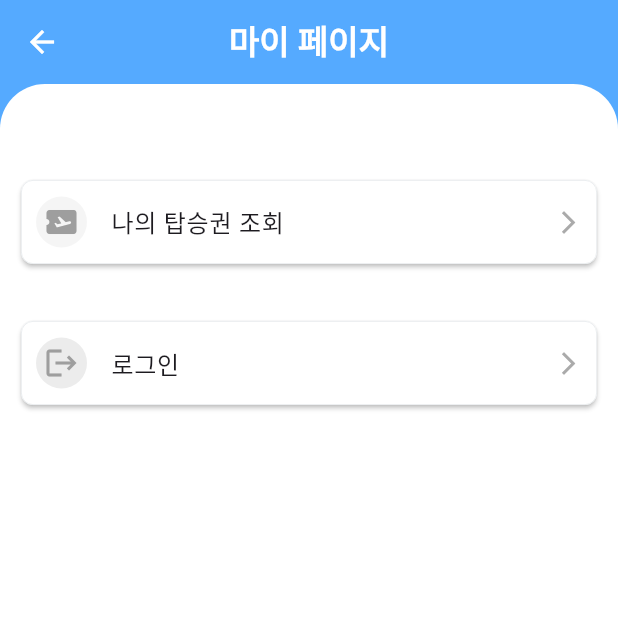
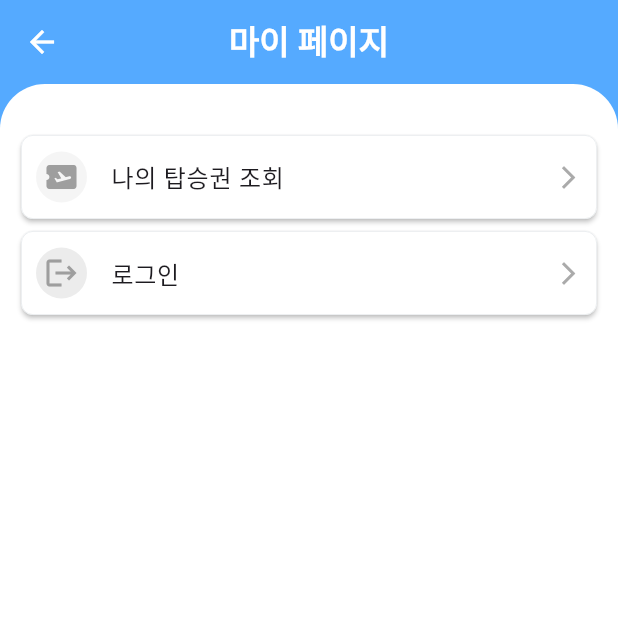
Before and after one commit to yunazz2/DreamAir_Flutter, a Flutter app: the Mypage screen opened directly, on a phone screen of 412 x 824 dp, the top half of it. Run offline on Flutter 3.47's test engine with Material 3 defaults, Android fonts, the phone set to English and light mode, and no system bars; our stand-ins replace country_code_picker, dropdown_button2, flutter_credit_card, flutter_feather_icons, flutter_iconly, flutter_staggered_animations and 9 more; Roboto replaces fonts that are missing (Display); statements that could not run were skipped.

Commit message:
⛄ 마이페이지

```diff
--- a/dreamair_flutter/lib/screen/mypage/mypage_screen.dart
+++ b/dreamair_flutter/lib/screen/mypage/mypage_screen.dart
@@ -106,7 +106,6 @@ class _MypageState extends State<Mypage> {
                     trailing: const Icon(Icons.arrow_forward_ios, size: 18, color: kSubTitleColor,),
                   ),
                 ),
-                const SizedBox(height: 10),
 
               // 체크인
               if(UserProvider.isLogin)
@@ -139,7 +138,6 @@ class _MypageState extends State<Mypage> {
                     ),
                   ),
                 ),
-                const SizedBox(height: 10),
 
               // 마일리지 조회
               if(UserProvider.isLogin)
@@ -168,7 +166,6 @@ class _MypageState extends State<Mypage> {
                     trailing: const Icon(Icons.arrow_forward_ios, size: 18, color: kSubTitleColor,),
                   ),
                 ),
-                const SizedBox(height: 10),
 
               // 나의 탑승권 조회
               Card(
@@ -193,7 +190,6 @@ class _MypageState extends State<Mypage> {
                   trailing: const Icon(Icons.arrow_forward_ios, size: 18, color: kSubTitleColor,),
                 ),
               ),
-              const SizedBox(height: 10.0),
 
               // 회원 탈퇴
               if(UserProvider.isLogin)
@@ -219,7 +215,6 @@ class _MypageState extends State<Mypage> {
                     trailing: const Icon(Icons.arrow_forward_ios, size: 18, color: kSubTitleColor,),
                   ),
                 ),
-                const SizedBox(height: 10.0),
 
               // 로그아웃
               if(UserProvider.isLogin)
@@ -249,7 +244,6 @@ class _MypageState extends State<Mypage> {
                     trailing: const Icon(Icons.arrow_forward_ios, size: 18, color: kSubTitleColor,),
                   ),
                 ),
-                const SizedBox(height: 10.0,),
 
               // 로그인 바로가기
               if(!UserProvider.isLogin)
```
